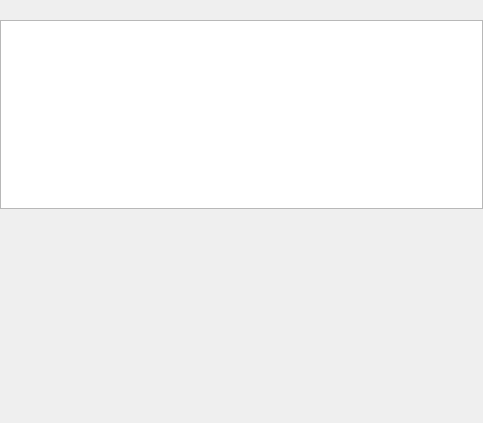
Old version of the form qt/ui/entry_view.ui in the repository Mouchnino/moneyguru.
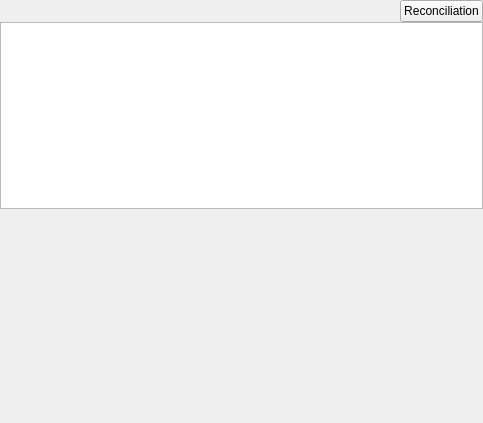
New version of the form. Custom widgets are drawn as their Qt base class.

Commit message: Qt: Added the reconciliation button in the account view.

```diff
--- a/qt/ui/entry_view.ui
+++ b/qt/ui/entry_view.ui
@@ -21,6 +21,11 @@
     <number>0</number>
    </property>
    <item>
+    <layout class="QHBoxLayout" name="horizontalLayout">
+     <property name="spacing">
+      <number>0</number>
+     </property>
+     <item>
     <widget class="RadioBox" name="filterBar" native="true">
      <property name="sizePolicy">
       <sizepolicy hsizetype="Maximum" vsizetype="Preferred">
@@ -28,13 +33,32 @@
        <verstretch>0</verstretch>
       </sizepolicy>
      </property>
-     <property name="minimumSize">
+      </widget>
+     </item>
+     <item>
+      <spacer name="horizontalSpacer">
+       <property name="orientation">
+        <enum>Qt::Horizontal</enum>
+       </property>
+       <property name="sizeHint" stdset="0">
       <size>
-       <width>0</width>
+         <width>40</width>
        <height>20</height>
       </size>
      </property>
-    </widget>
+      </spacer>
+     </item>
+     <item>
+      <widget class="QPushButton" name="reconciliationButton">
+       <property name="text">
+        <string>Reconciliation</string>
+       </property>
+       <property name="checkable">
+        <bool>true</bool>
+       </property>
+      </widget>
+     </item>
+    </layout>
    </item>
    <item>
     <widget class="TableView" name="tableView">
```
Left out of the diff: 12 changed lines with no effect on the pictures. Lines whose indentation alone changed are shown as unchanged. The commit also changes 2 other files.
